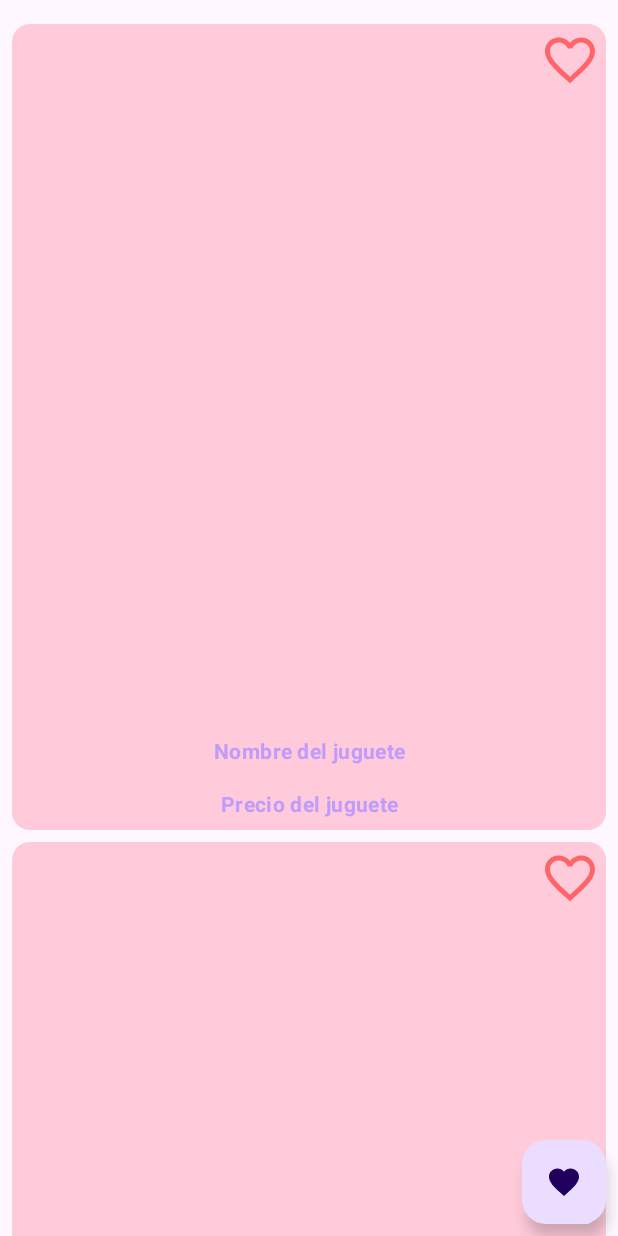
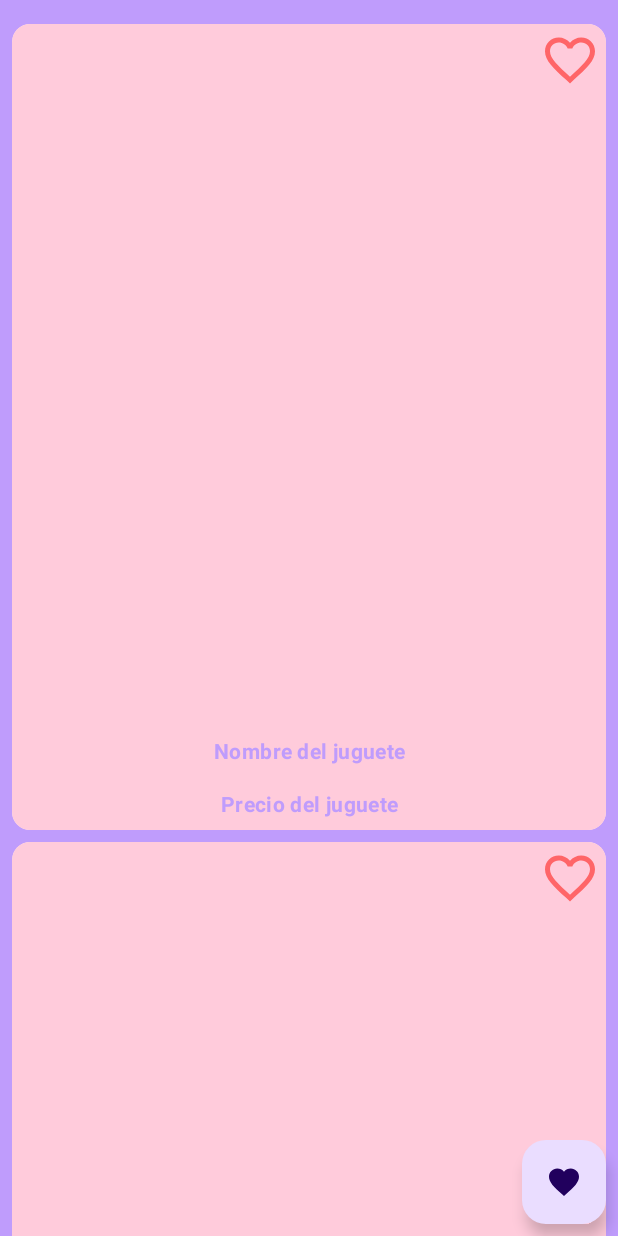
Before and after one commit to Ignaciomontero99/Barbie, an Android app: the layout activity_main.xml on its own in the app's theme, with its tools: preview values and no code run, on a phone screen of 412 x 824 dp. Run offline under Robolectric (Android 15) with nearby library versions, the phone set to English and light mode, and no system bars.

Commit message:
Tercer commit

```diff
--- a/app/src/main/AndroidManifest.xml
+++ b/app/src/main/AndroidManifest.xml
@@ -20,10 +20,10 @@
             android:exported="true">
             <intent-filter>
                 <action android:name="android.intent.action.MAIN" />
-
                 <category android:name="android.intent.category.LAUNCHER" />
             </intent-filter>
         </activity>
+        <activity android:name=".mainModule.FavoritosActivity" />
     </application>
 
 </manifest>
--- a/app/src/main/java/com/ignmonlop/barbie/JoyApplication.kt
+++ b/app/src/main/java/com/ignmonlop/barbie/JoyApplication.kt
@@ -6,6 +6,7 @@ import com.ignmonlop.barbie.models.Joy
 class JoyApplication: Application() {
     companion object{
         val favoritos = mutableListOf<Joy>()
+        val todosJuguetes = mutableListOf<Joy>()
 
         fun agregarFavorito(juguete: Joy) {
             if (!favoritos.contains(juguete)) {
@@ -20,5 +21,9 @@ class JoyApplication: Application() {
         fun obtenerFavoritos(): List<Joy> {
             return favoritos
         }
+
+        fun obtenerJuguetes(): MutableList<Joy> {
+            return todosJuguetes
+        }
     }
 }
--- a/app/src/main/java/com/ignmonlop/barbie/mainModule/FavoritosActivity.kt
+++ b/app/src/main/java/com/ignmonlop/barbie/mainModule/FavoritosActivity.kt
@@ -1,14 +1,11 @@
 package com.ignmonlop.barbie.mainModule
 
 import android.os.Bundle
-import androidx.activity.viewModels
 import androidx.appcompat.app.AppCompatActivity
 import androidx.recyclerview.widget.LinearLayoutManager
 import com.ignmonlop.barbie.JoyApplication
-
 import com.ignmonlop.barbie.adapter.JoyAdapter
 import com.ignmonlop.barbie.databinding.ActivityFavoritosBinding
-import com.ignmonlop.barbie.viewModels.JoyViewModel
 
 class FavoritosActivity : AppCompatActivity() {
     private lateinit var binding: ActivityFavoritosBinding
--- a/app/src/main/java/com/ignmonlop/barbie/network/ApiService.kt
+++ b/app/src/main/java/com/ignmonlop/barbie/network/ApiService.kt
@@ -5,6 +5,6 @@ import retrofit2.http.GET
 
 
 interface ApiService {
-    @GET("juguetes")
+    @GET("/juguetes")
     suspend fun getJuguetes(): List<Joy>
 }
--- a/app/src/main/java/com/ignmonlop/barbie/network/RetrofitClient.kt
+++ b/app/src/main/java/com/ignmonlop/barbie/network/RetrofitClient.kt
@@ -7,7 +7,7 @@ import java.util.concurrent.TimeUnit
 
 object RetrofitClient {
     // private const val BASE_URL = "http://juguetes.navelsystems.com/"
-    private const val BASE_URL = "https://barbieland.free.beeceptor.com/"
+    private const val BASE_URL = "https://barbie.free.beeceptor.com"
 
     private val client = OkHttpClient.Builder()
         .connectTimeout(15, TimeUnit.SECONDS)
--- a/app/src/main/res/drawable/ic_favorite.xml
+++ b/app/src/main/res/drawable/ic_favorite.xml
@@ -1,4 +1,4 @@
-<vector xmlns:android="http://schemas.android.com/apk/res/android" android:height="24dp" android:tint="#000000" android:viewportHeight="24" android:viewportWidth="24" android:width="24dp">
+<vector xmlns:android="http://schemas.android.com/apk/res/android" android:height="40dp" android:tint="#000000" android:viewportHeight="24" android:viewportWidth="24" android:width="40dp">
 
     <path android:fillColor="@android:color/white" android:pathData="M12,21.35l-1.45,-1.32C5.4,15.36 2,12.28 2,8.5 2,5.42 4.42,3 7.5,3c1.74,0 3.41,0.81 4.5,2.09C13.09,3.81 14.76,3 16.5,3 19.58,3 22,5.42 22,8.5c0,3.78 -3.4,6.86 -8.55,11.54L12,21.35z"/>
 
--- a/app/src/main/res/layout/activity_favoritos.xml
+++ b/app/src/main/res/layout/activity_favoritos.xml
@@ -4,7 +4,9 @@
     xmlns:tools="http://schemas.android.com/tools"
     android:layout_width="match_parent"
     android:layout_height="match_parent"
-    tools:context=".mainModule.FavoritosActivity">
+    android:background="@color/pink_2"
+    tools:context=".mainModule.FavoritosActivity"
+    >
 
     <androidx.recyclerview.widget.RecyclerView
         android:id="@+id/recyclerView"
--- a/app/src/main/res/layout/activity_main.xml
+++ b/app/src/main/res/layout/activity_main.xml
@@ -5,12 +5,13 @@
     android:id="@+id/main"
     android:layout_width="match_parent"
     android:layout_height="match_parent"
+    android:background="@color/pink_2"
     tools:context=".mainModule.MainActivity">
 
     <androidx.recyclerview.widget.RecyclerView
         android:id="@+id/recyclerView"
-        android:layout_width="0dp"
-        android:layout_height="0dp"
+        android:layout_width="match_parent"
+        android:layout_height="match_parent"
         android:layout_marginTop="@dimen/common_padding_default"
         tools:listitem="@layout/item_joy"
         app:layout_constraintStart_toStartOf="parent"
--- a/app/src/main/res/layout/item_joy.xml
+++ b/app/src/main/res/layout/item_joy.xml
@@ -22,6 +22,7 @@
             android:layout_height="0dp"
             android:contentDescription="@string/description_image_photo"
             app:layout_constraintDimensionRatio="1:1"
+            android:background="@color/pink_light"
             app:layout_constraintBottom_toBottomOf="parent"
             app:layout_constraintEnd_toEndOf="parent"
             app:layout_constraintStart_toStartOf="parent"
```
Also changed, not shown: app/src/main/java/com/ignmonlop/barbie/adapter/JoyAdapter.kt (+6 -3 lines), app/src/main/java/com/ignmonlop/barbie/mainModule/MainActivity.kt (+32 -8 lines), app/src/main/java/com/ignmonlop/barbie/viewModels/JoyViewModel.kt (+8 -1 lines).
